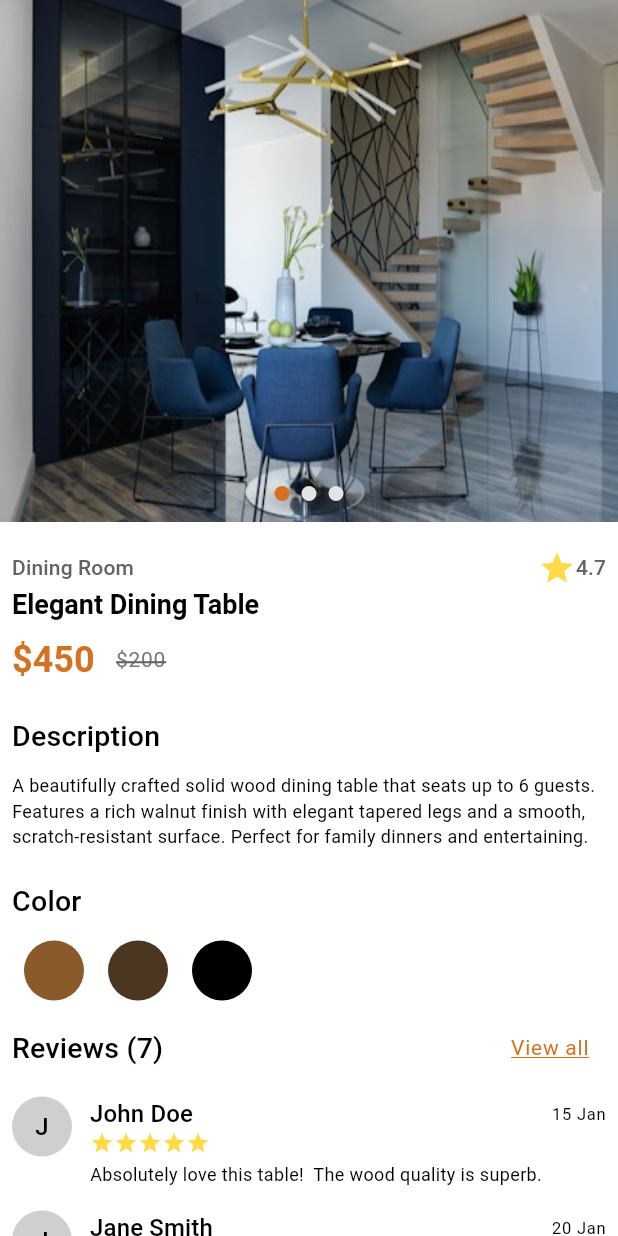
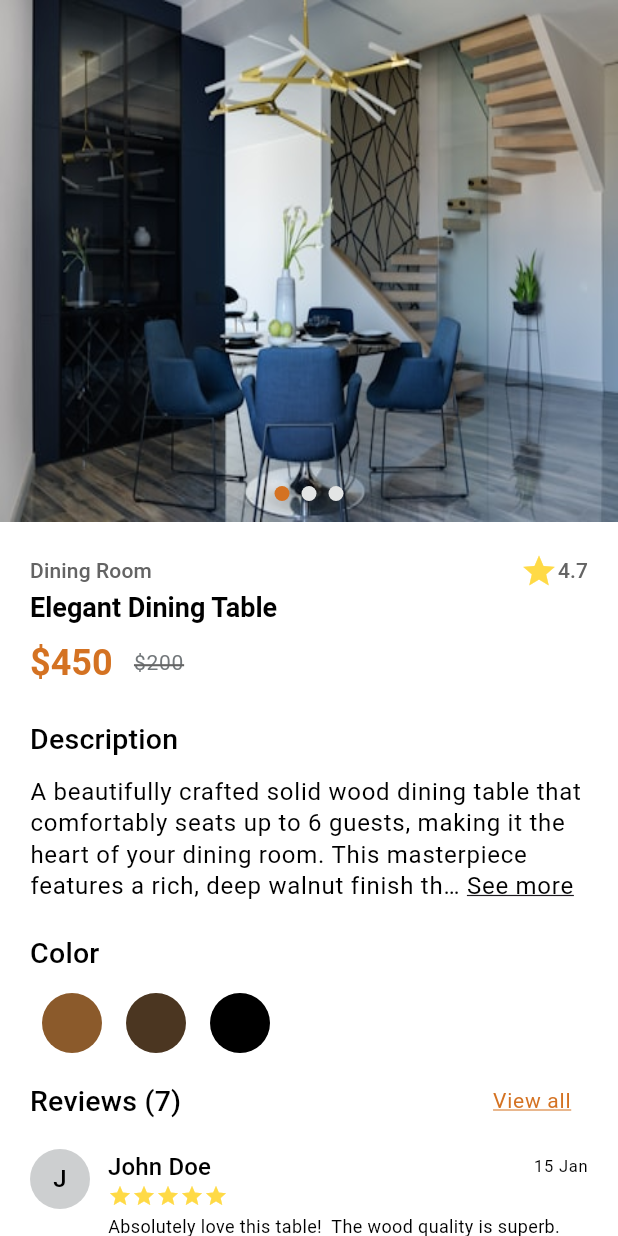
Before and after one commit to waleedtahboub/flutter-furniture-ecommerce, a Flutter app: the ProductDetailsPage screen opened directly with sample values from the repository, on a phone screen of 412 x 824 dp. Run offline on Flutter 3.47's test engine with Material 3 defaults, Android fonts, the phone set to English and light mode, and no system bars; drawn by our look-alikes of readmore; our stand-ins replace go_router.

Commit message:
feat: Implement product model, sample data, and product details page with product information widget.

```diff
--- a/lib/common/models/product_model/product_model.dart
+++ b/lib/common/models/product_model/product_model.dart
@@ -1,4 +1,3 @@
-import 'package:flutter/material.dart';
 import 'package:furniture_store_app/common/models/review_model/review_model.dart';
 
 class ProductModel {
--- a/lib/src/features/home/models/products.dart
+++ b/lib/src/features/home/models/products.dart
@@ -11,7 +11,7 @@ final List<ProductModel> products = [
     basePrice: '\$450 ',
     salePrice: '\$200',
     description:
-        'A beautifully crafted solid wood dining table that seats up to 6 guests. Features a rich walnut finish with elegant tapered legs and a smooth, scratch-resistant surface. Perfect for family dinners and entertaining.',
+        'A beautifully crafted solid wood dining table that comfortably seats up to 6 guests, making it the heart of your dining room. This masterpiece features a rich, deep walnut finish that highlights the natural grain of the wood, complemented by elegant tapered legs for a modern yet timeless silhouette. The surface is treated with a specialized smooth, scratch-resistant coating, ensuring it maintains its premium look even after years of family dinners and lively entertaining. Built with durability in mind, its sturdy construction makes it perfect for everyday use, while the refined design effortlessly elevates your home decor. Whether you are hosting a formal holiday feast or enjoying a quiet morning breakfast, this table provides the perfect balance of luxury, comfort, and long-lasting quality.',
     colors: [
       '8B5A2B', // Wood Brown
       '4B3621', // Dark Walnut
--- a/lib/src/features/product_details_page/page/product_details_page.dart
+++ b/lib/src/features/product_details_page/page/product_details_page.dart
@@ -24,9 +24,8 @@ class _ProductDetailsPageState extends State<ProductDetailsPage> {
               children: [
                 const HeadSection(),
 
-                const SizedBox(height: 10),
                 Padding(
-                  padding: const EdgeInsets.all(8.0),
+                  padding: const EdgeInsets.all(20.0),
                   child: Column(
                     crossAxisAlignment: CrossAxisAlignment.start,
                     children: [
--- a/lib/src/features/product_details_page/widgets/product_information.dart
+++ b/lib/src/features/product_details_page/widgets/product_information.dart
@@ -73,6 +73,12 @@ class ProductInformation extends StatelessWidget {
 
         ReadMoreText(
           product.description,
+          style: Theme.of(context).textTheme.labelMedium?.copyWith(
+            inherit: true,
+            color: Theme.of(context).colorScheme.onSurface,
+
+            fontSize: 16,
+          ),
           trimMode: TrimMode.Line,
           trimLines: 4,
           trimCollapsedText: 'See more',
```
